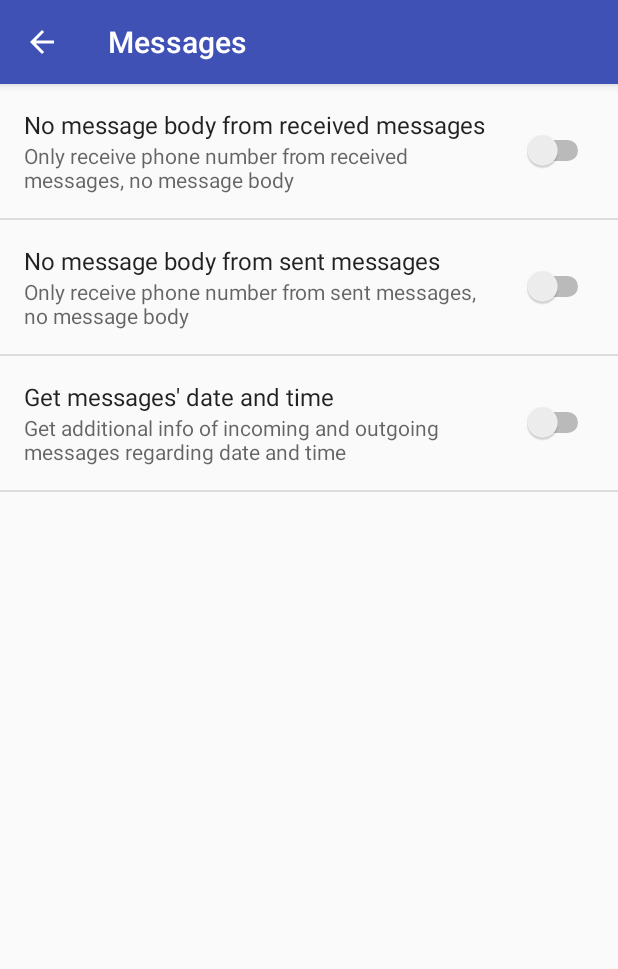
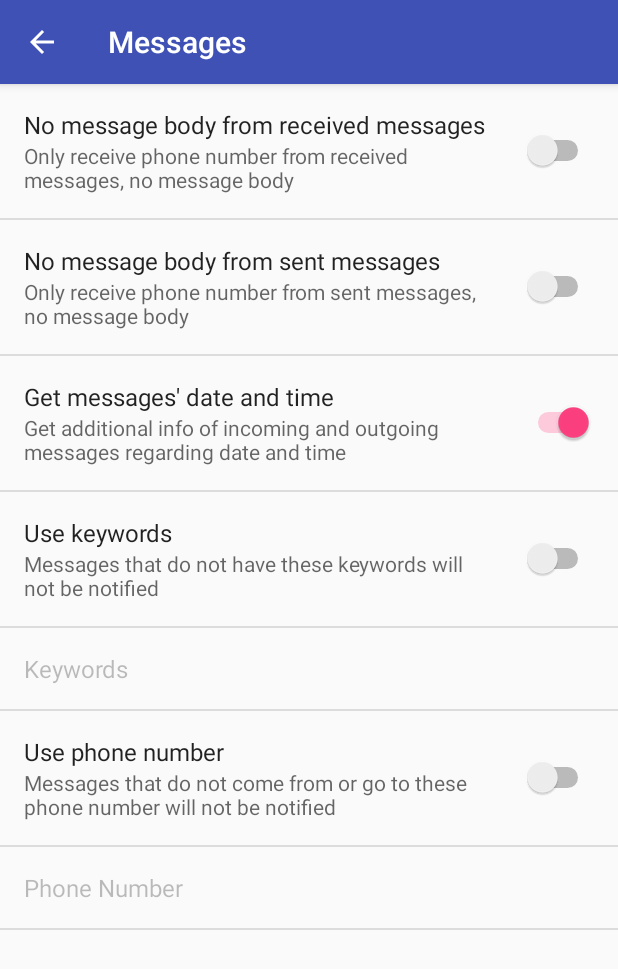
Before and after one commit to UBWICOS/SkynetConfirmed, an Android app: the SettingsActivity screen opened directly, with no data from a screen before it, after a tap on "Messages", on a phone screen of 412 x 824 dp. Shown: the top 969 px of the screen. Run offline under Robolectric (Android 15) with nearby library versions, the phone set to English and light mode, and no system bars.

Commit message:
messages settings: Date time, filter by keywords, filter by phone number

```diff
--- a/app/src/main/java/com/firefighter/skynetconfirmed/SettingsActivity.java
+++ b/app/src/main/java/com/firefighter/skynetconfirmed/SettingsActivity.java
@@ -4,7 +4,6 @@ package com.firefighter.skynetconfirmed;
 import android.annotation.TargetApi;
 import android.content.Context;
 import android.content.Intent;
-import android.content.SharedPreferences;
 import android.content.res.Configuration;
 import android.media.Ringtone;
 import android.media.RingtoneManager;
@@ -20,7 +19,6 @@ import android.preference.PreferenceManager;
 import android.preference.RingtonePreference;
 import android.text.TextUtils;
 import android.view.MenuItem;
-import android.widget.Toast;
 
 import java.util.List;
 
@@ -179,8 +177,8 @@ public class SettingsActivity extends AppCompatPreferenceActivity {
             // to their values. When their values change, their summaries are
             // updated to reflect the new value, per the Android Design
             // guidelines.
-//            bindPreferenceSummaryToValue(findPreference("example_text"));
-//            bindPreferenceSummaryToValue(findPreference("example_list"));
+            bindPreferenceSummaryToValue(findPreference("keywords_text"));
+            bindPreferenceSummaryToValue(findPreference("message_address_text"));
         }
 
         @Override
@@ -253,4 +251,14 @@ public class SettingsActivity extends AppCompatPreferenceActivity {
             return super.onOptionsItemSelected(item);
         }
     }
+
+    @Override
+    public boolean onOptionsItemSelected(MenuItem item) {
+        int id = item.getItemId();
+        if (id == android.R.id.home) {
+            this.finish();
+            return true;
+        }
+        return super.onOptionsItemSelected(item);
+    }
 }
--- a/app/src/main/res/values/strings.xml
+++ b/app/src/main/res/values/strings.xml
@@ -34,8 +34,16 @@
     <string name="pref_description_message_time">Get additional info of incoming and outgoing messages regarding date and time
     </string>
 
-    <string name="pref_title_display_name">Display name</string>
-    <string name="pref_default_display_name">John Smith</string>
+    <string name="pref_title_use_keywords">Use keywords</string>
+    <string name="pref_description_use_keywords">Messages that do not have these keywords will not be notified
+    </string>
+    <string name="pref_title_keywords">Keywords</string>
+    <string name="pref_keywords"></string>
+
+    <string name="pref_title_use_message_address">Use phone number</string>
+    <string name="pref_description_use_message_address">Messages that do not come from or go to these phone number will not be notified
+    </string>
+    <string name="pref_title_message_address">Phone Number</string>
 
     <string name="pref_title_add_friends_to_messages">Add friends to messages</string>
     <string-array name="pref_example_list_titles">
--- a/app/src/main/res/xml/pref_messages.xml
+++ b/app/src/main/res/xml/pref_messages.xml
@@ -11,22 +11,43 @@
         android:summary="@string/pref_description_out_address_only"
         android:title="@string/pref_title_out_address_only" />
     <SwitchPreference
-        android:defaultValue="false"
+        android:defaultValue="true"
         android:key="switch_message_time"
         android:summary="@string/pref_description_message_time"
         android:title="@string/pref_title_message_time" />
 
     <!-- NOTE: EditTextPreference accepts EditText attributes. -->
     <!-- NOTE: EditTextPreference's summary should be set to its value by the activity code. -->
-    <!--<EditTextPreference-->
-        <!--android:capitalize="words"-->
-        <!--android:defaultValue="@string/pref_default_display_name"-->
-        <!--android:inputType="textCapWords"-->
-        <!--android:key="example_text"-->
+    <SwitchPreference
+        android:defaultValue="false"
+        android:key="switch_use_keywords"
+        android:summary="@string/pref_description_use_keywords"
+        android:title="@string/pref_title_use_keywords" />
+    <EditTextPreference
+        android:capitalize="words"
+        android:dependency="switch_use_keywords"
+        android:defaultValue="@string/pref_keywords"
+        android:inputType="textAutoCorrect"
+        android:key="keywords_text"
+        android:title="@string/pref_title_keywords" />
         <!--android:maxLines="1"-->
         <!--android:selectAllOnFocus="true"-->
         <!--android:singleLine="true"-->
-        <!--android:title="@string/pref_title_display_name" />-->
+        <!--android:title="@string/pref_title_keywords" />-->
+    <SwitchPreference
+        android:defaultValue="false"
+        android:key="switch_use_message_address"
+        android:summary="@string/pref_description_use_message_address"
+        android:title="@string/pref_title_use_message_address" />
+    <EditTextPreference
+        android:dependency="switch_use_message_address"
+        android:inputType="phone"
+        android:key="message_address_text"
+        android:title="@string/pref_title_message_address" />
+    <!--android:maxLines="1"-->
+    <!--android:selectAllOnFocus="true"-->
+    <!--android:singleLine="true"-->
+    <!--android:title="@string/pref_title_keywords" />-->
 
     <!-- NOTE: Hide buttons to simplify the UI. Users can touch outside the dialog to
          dismiss it. -->
```
Also changed, not shown: app/src/main/java/com/firefighter/skynetconfirmed/MessageObserver.java (+39 -6 lines), app/src/main/java/com/firefighter/skynetconfirmed/MessageReceiver.java (+35 -3 lines).
